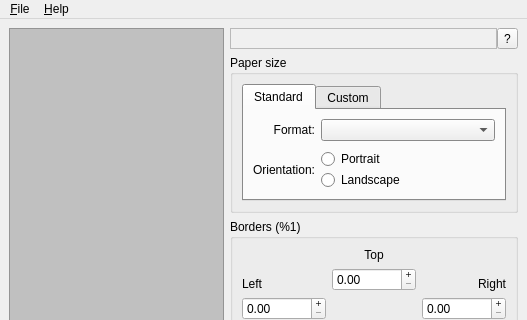
aportale/posterazor, file src/mainwindow.ui: the form before one commit; both pictures show x 0 to 527 and y 0 to 320 of the 527 by 478 pixel window.
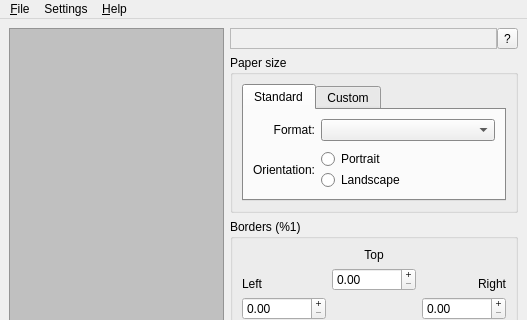
The form after the commit. The open tabs and pages were chosen to show the change. Icons and pictures are not drawn. Custom widgets are drawn as their Qt base class.

```diff
--- a/src/mainwindow.ui
+++ b/src/mainwindow.ui
@@ -1648,7 +1648,7 @@
      <x>0</x>
      <y>0</y>
      <width>527</width>
-     <height>22</height>
+     <height>21</height>
     </rect>
    </property>
    <widget class="QMenu" name="m_menu_File" >
@@ -1662,7 +1662,21 @@
     </property>
     <addaction name="m_actionAboutQt" />
    </widget>
+   <widget class="QMenu" name="menuSettings" >
+    <property name="title" >
+     <string>Settings</string>
+    </property>
+    <addaction name="m_actionDeutsch" />
+    <addaction name="m_actionEnglish" />
+    <addaction name="m_actionFrancais" />
+    <addaction name="m_actionItaliano" />
+    <addaction name="m_actionNederlands" />
+    <addaction name="m_actionPolski" />
+    <addaction name="m_actionPortuguesDoBrasil" />
+    <addaction name="separator" />
+   </widget>
    <addaction name="m_menu_File" />
+   <addaction name="menuSettings" />
    <addaction name="m_menu_About" />
   </widget>
   <action name="m_actionAboutQt" >
```
Left out of the diff: 129 changed lines with no effect on the pictures.
